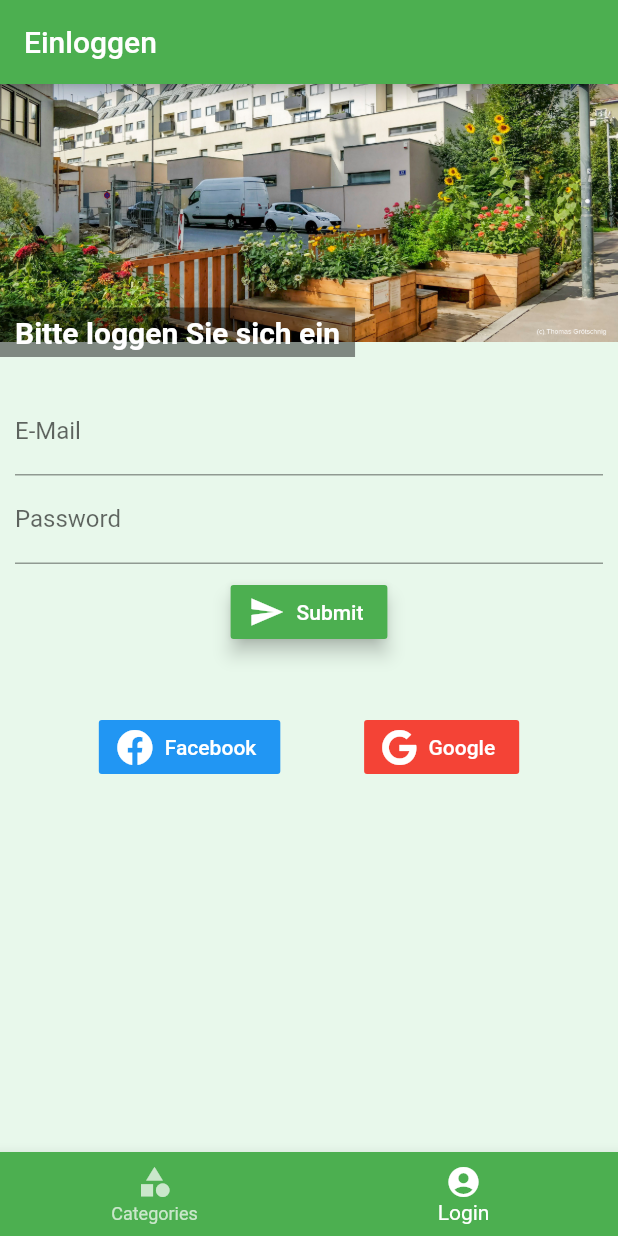
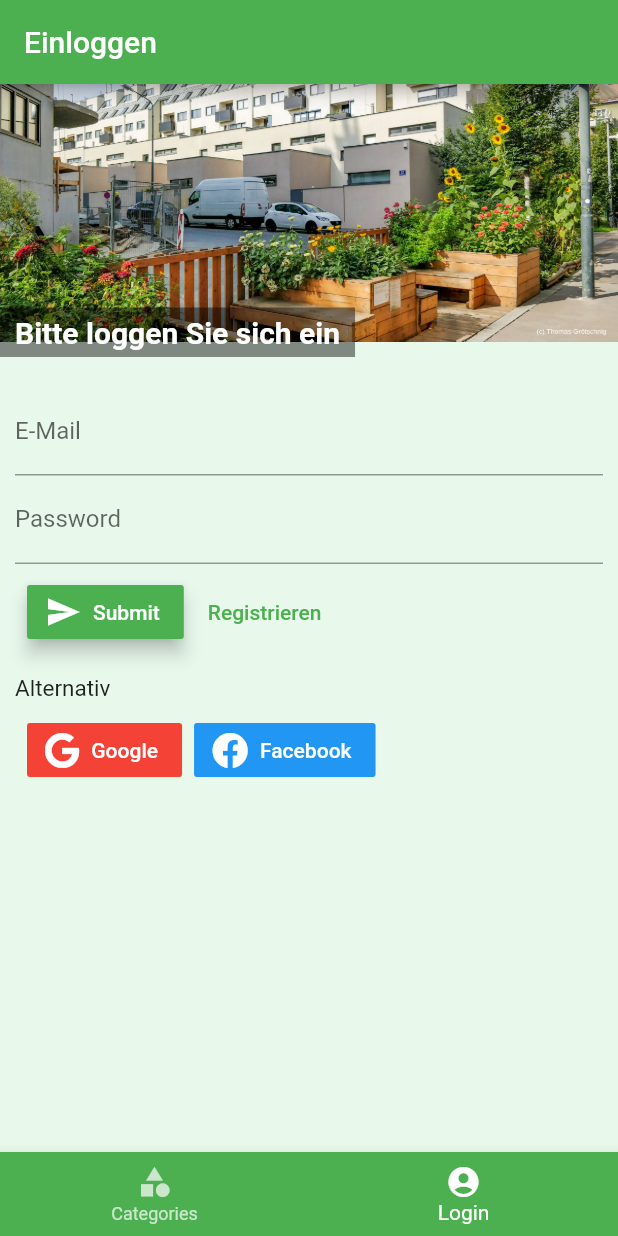
Before and after one commit to chrii/graetzl, a Flutter app: the screen it shows after launch, item 2 of the bottom bar chosen, on a phone screen of 412 x 824 dp. Run offline on Flutter 3.47's test engine with Material 2 defaults, Android fonts, the phone set to English and light mode, and no system bars; our stand-ins replace email_validator, font_awesome_flutter.

Commit message:
Changed Mainaxisalignment

```diff
--- a/lib/widgets/login/mail_login_field.dart
+++ b/lib/widgets/login/mail_login_field.dart
@@ -16,6 +16,7 @@ class _MailLoginFieldState extends State<MailLoginField> {
 
   build(BuildContext context) {
     return Column(
+      mainAxisAlignment: MainAxisAlignment.start,
       children: <Widget>[
         SizedBox(height: 10.0),
         TextField(
@@ -33,7 +34,7 @@ class _MailLoginFieldState extends State<MailLoginField> {
           obscureText: true,
         ),
         ButtonBar(
-          alignment: MainAxisAlignment.spaceEvenly,
+          alignment: MainAxisAlignment.start,
           children: <Widget>[
             RaisedButton.icon(
               elevation: 5.0,
@@ -46,21 +47,32 @@ class _MailLoginFieldState extends State<MailLoginField> {
               icon: Icon(Icons.send),
               label: Text("Submit"),
             ),
+            FlatButton(
+              textColor: Theme.of(context).primaryColor,
+              onPressed: () {},
+              child: Text("Registrieren"),
+            ),
           ],
         ),
         SizedBox(height: 10.0),
-        Text(""),
+        Container(
+          alignment: Alignment.centerLeft,
+          child: Text(
+            "Alternativ",
+            style: TextStyle(fontSize: 15.0),
+          ),
+        ),
         ButtonBar(
-          alignment: MainAxisAlignment.spaceEvenly,
+          alignment: MainAxisAlignment.start,
           children: <Widget>[
+            OAuthButton(
+                icon: FaIcon(FontAwesomeIcons.google),
+                label: "Google",
+                color: Colors.red),
             OAuthButton(
                 icon: FaIcon(FontAwesomeIcons.facebook),
                 label: "Facebook",
                 color: Colors.blue),
-            OAuthButton(
-                icon: FaIcon(FontAwesomeIcons.google),
-                label: "Google",
-                color: Colors.red),
           ],
         ),
       ],
```
